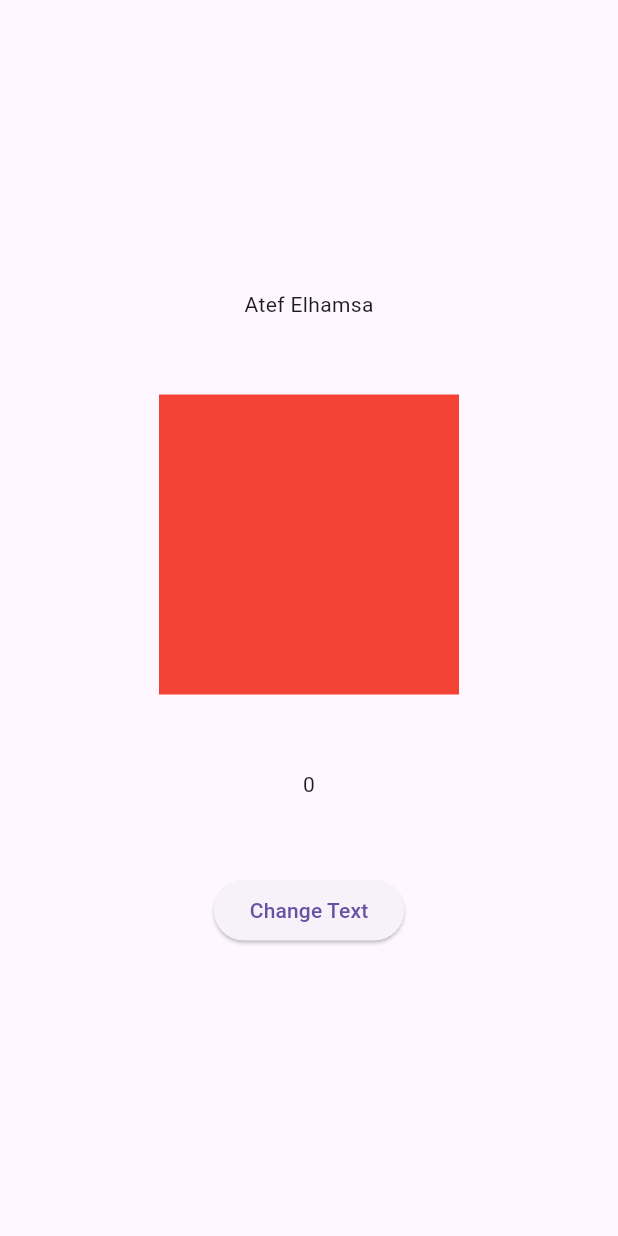
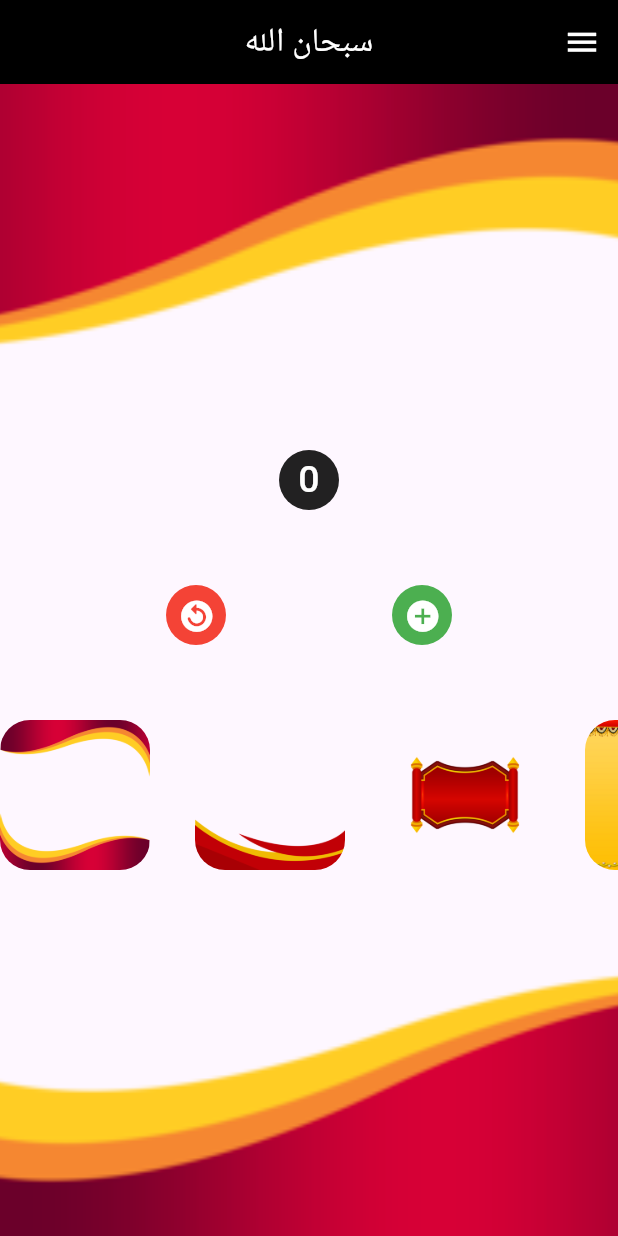
Before and after one commit to atefElhamsa/nti-tasks, a Flutter app: the screen it shows after launch, on a phone screen of 412 x 824 dp. Run offline on Flutter 3.47's test engine with Material 3 defaults, Android fonts, the phone set to English and light mode, and no system bars; our stand-ins replace flutter_bloc.

Commit message:
the task color

```diff
--- /dev/null
+++ b/lib/add_zero_widget.dart
@@ -0,0 +1,55 @@
+import 'package:flutter/material.dart';
+
+import 'cubit/count_cubit.dart';
+
+class AddZeroWidget extends StatelessWidget {
+  const AddZeroWidget({super.key, required this.cubit});
+  final CountCubit cubit;
+
+  @override
+  Widget build(BuildContext context) {
+    return Column(
+      children: [
+        CircleAvatar(
+          backgroundColor: Colors.black87,
+          child: Text(
+            cubit.num.toString(),
+            style: const TextStyle(color: Colors.white, fontSize: 25),
+          ),
+        ),
+        const SizedBox(height: 50),
+        Row(
+          mainAxisAlignment: MainAxisAlignment.spaceEvenly,
+          children: [
+            CircleAvatar(
+              backgroundColor: Colors.red,
+              child: IconButton(
+                onPressed: () {
+                  cubit.reClearNum();
+                },
+                icon: const Icon(
+                  Icons.replay_circle_filled_rounded,
+                  color: Colors.white,
+                  size: 25,
+                ),
+              ),
+            ),
+            CircleAvatar(
+              backgroundColor: Colors.green,
+              child: IconButton(
+                onPressed: () {
+                  cubit.increment();
+                },
+                icon: const Icon(
+                  Icons.add_circle,
+                  color: Colors.white,
+                  size: 25,
+                ),
+              ),
+            ),
+          ],
+        ),
+      ],
+    );
+  }
+}
--- a/lib/cubit.dart
+++ /dev/null
@@ -1,26 +0,0 @@
-import 'package:flutter/material.dart';
-import 'package:flutter_bloc/flutter_bloc.dart';
-
-class SubjectCubit extends Cubit<SubjectState> {
-  SubjectCubit()
-    : super(SubjectState(text: "Atef Elhamsa", color: Colors.red, number: 0));
-
-  void changeText(String text, Color color, int counter) {
-    emit(state.copyWith(text: text, color: color, number: counter + 1));
-  }
-}
-
-class SubjectState {
-  final String text;
-  final Color color;
-  final int number;
-  SubjectState({required this.text, required this.color, required this.number});
-
-  SubjectState copyWith({String? text, Color? color, int? number}) {
-    return SubjectState(
-      text: text ?? this.text,
-      color: color ?? this.color,
-      number: number ?? this.number,
-    );
-  }
-}
--- /dev/null
+++ b/lib/cubit/count_cubit.dart
@@ -0,0 +1,37 @@
+import 'package:flutter/material.dart';
+import 'package:flutter_bloc/flutter_bloc.dart';
+
+import 'count_state.dart';
+
+class CountCubit extends Cubit<CountState> {
+  CountCubit() : super(CountInitial());
+  int num = 0;
+  String imageBack = "assets/image_1.png";
+  Color colorAppBar = Colors.black;
+  String textAppBar = "سبحان الله";
+
+  void increment() {
+    num++;
+    emit(AddNumState());
+  }
+
+  void reClearNum() {
+    num = 0;
+    emit(ClearNumState());
+  }
+
+  void changeImage({required String image}) {
+    imageBack = image;
+    emit(ImageState());
+  }
+
+  void changeColor({required Color color}) {
+    colorAppBar = color;
+    emit(ColorState());
+  }
+
+  void changeText({required String text}) {
+    textAppBar = text;
+    emit(TextState());
+  }
+}
--- /dev/null
+++ b/lib/cubit/count_state.dart
@@ -0,0 +1,13 @@
+sealed class CountState {}
+
+final class CountInitial extends CountState {}
+
+final class AddNumState extends CountState {}
+
+final class ClearNumState extends CountState {}
+
+final class ImageState extends CountState {}
+
+final class ColorState extends CountState {}
+
+final class TextState extends CountState {}
--- /dev/null
+++ b/lib/image_widget.dart
@@ -0,0 +1,29 @@
+import 'package:flutter/material.dart';
+
+import 'cubit/count_cubit.dart';
+
+class ImageWidget extends StatelessWidget {
+  const ImageWidget({
+    super.key,
+    required this.image,
+    required this.cubit,
+    required this.color,
+  });
+  final String image;
+  final CountCubit cubit;
+  final Color color;
+
+  @override
+  Widget build(BuildContext context) {
+    return GestureDetector(
+      onTap: () {
+        cubit.changeImage(image: image);
+        cubit.changeColor(color: color);
+      },
+      child: ClipRRect(
+        borderRadius: const BorderRadius.all(Radius.circular(20)),
+        child: Image.asset(image, height: 100, width: 100, fit: BoxFit.cover),
+      ),
+    );
+  }
+}
--- /dev/null
+++ b/lib/list_images.dart
@@ -0,0 +1,39 @@
+import 'package:flutter/material.dart';
+import 'package:nti_tasks/image_widget.dart';
+
+import 'cubit/count_cubit.dart';
+
+class ListImages extends StatelessWidget {
+  ListImages({super.key, required this.cubit});
+  final CountCubit cubit;
+  final List<String> images = [
+    "assets/image_1.png",
+    "assets/image_2.png",
+    "assets/back3.png",
+    "assets/image_4.png",
+  ];
+  final List<Color> colors = [
+    Colors.black,
+    Colors.red,
+    Colors.green,
+    Colors.blue,
+  ];
+
+  @override
+  Widget build(BuildContext context) {
+    return SizedBox(
+      height: 100,
+      child: ListView.separated(
+        scrollDirection: Axis.horizontal,
+        itemBuilder:
+            (context, index) => ImageWidget(
+              image: images[index],
+              cubit: cubit,
+              color: colors[index],
+            ),
+        separatorBuilder: (context, index) => const SizedBox(width: 30),
+        itemCount: images.length,
+      ),
+    );
+  }
+}
--- a/lib/main.dart
+++ b/lib/main.dart
@@ -1,6 +1,10 @@
 import 'package:flutter/material.dart';
 import 'package:flutter_bloc/flutter_bloc.dart';
-import 'package:nti_tasks/cubit.dart';
+import 'package:nti_tasks/add_zero_widget.dart';
+import 'package:nti_tasks/cubit/count_cubit.dart';
+import 'package:nti_tasks/cubit/count_state.dart';
+import 'package:nti_tasks/list_images.dart';
+import 'package:nti_tasks/pop_widget.dart';
 
 void main() {
   runApp(const MyApp());
@@ -12,39 +16,86 @@ class MyApp extends StatelessWidget {
   @override
   Widget build(BuildContext context) {
     return BlocProvider(
-      create: (context) => SubjectCubit(),
+      create: (context) => CountCubit(),
       child: MaterialApp(
         debugShowCheckedModeBanner: false,
-        home: Scaffold(
-          body: SizedBox(
+        home: BlocConsumer<CountCubit, CountState>(
+          listener: (context, state) {
+            if (state is AddNumState) {
+              ScaffoldMessenger.of(context).showSnackBar(
+                const SnackBar(
+                  content: Text("تم تحديث الرقم بنجاح"),
+                  duration: Duration(milliseconds: 50),
+                ),
+              );
+            }
+            if (state is ClearNumState) {
+              ScaffoldMessenger.of(context).showSnackBar(
+                const SnackBar(
+                  content: Text("تم مسح الرقم بنجاح"),
+                  duration: Duration(milliseconds: 50),
+                ),
+              );
+            }
+            if (state is ImageState) {
+              ScaffoldMessenger.of(context).showSnackBar(
+                const SnackBar(
+                  content: Text("تم تحديث الصورة بنجاح"),
+                  duration: Duration(milliseconds: 50),
+                ),
+              );
+            }
+            if (state is ColorState) {
+              ScaffoldMessenger.of(context).showSnackBar(
+                const SnackBar(
+                  content: Text("تم تحديث اللون بنجاح"),
+                  duration: Duration(milliseconds: 50),
+                ),
+              );
+            }
+            if (state is TextState) {
+              ScaffoldMessenger.of(context).showSnackBar(
+                const SnackBar(
+                  content: Text("تم تحديث النص بنجاح"),
+                  duration: Duration(milliseconds: 50),
+                ),
+              );
+            }
+          },
+          builder: (context, state) {
+            final cubit = context.read<CountCubit>();
+            return Scaffold(
+              appBar: AppBar(
+                backgroundColor: cubit.colorAppBar,
+                actions: [PopWidget(cubit: cubit)],
+                title: Text(
+                  cubit.textAppBar,
+                  style: const TextStyle(color: Colors.white),
+                ),
+                centerTitle: true,
+              ),
+              body: Center(
+                child: Container(
                   width: double.infinity,
                   height: double.infinity,
-            child: BlocBuilder<SubjectCubit, SubjectState>(
-              builder: (context, state) {
-                return Column(
+                  decoration: BoxDecoration(
+                    image: DecorationImage(
+                      image: AssetImage(cubit.imageBack),
+                      fit: BoxFit.cover,
+                    ),
+                  ),
+                  child: Column(
                     mainAxisAlignment: MainAxisAlignment.center,
                     children: [
-                    Text(state.text),
+                      AddZeroWidget(cubit: cubit),
                       const SizedBox(height: 50),
-                    Container(height: 200, width: 200, color: state.color),
-                    const SizedBox(height: 50),
-                    Text(state.number.toString()),
-                    const SizedBox(height: 50),
-                    ElevatedButton(
-                      onPressed: () {
-                        context.read<SubjectCubit>().changeText(
-                          "Atef",
-                          Colors.blue,
-                          0,
+                      ListImages(cubit: cubit),
+                    ],
+                  ),
+                ),
+              ),
             );
           },
-                      child: const Text("Change Text"),
-                    ),
-                  ],
-                );
-              },
-            ),
-          ),
         ),
       ),
     );
--- /dev/null
+++ b/lib/pop_widget.dart
@@ -0,0 +1,48 @@
+import 'package:flutter/material.dart';
+
+import 'cubit/count_cubit.dart';
+
+class PopWidget extends StatelessWidget {
+  const PopWidget({super.key, required this.cubit});
+  final CountCubit cubit;
+
+  @override
+  Widget build(BuildContext context) {
+    return PopupMenuButton(
+      position: PopupMenuPosition.under,
+      icon: const Icon(Icons.menu, color: Colors.white, size: 25),
+      onSelected: (value) {},
+      itemBuilder:
+          (context) => [
+            PopupMenuItem(
+              value: "Option 1",
+              child: const Text("سبحان الله"),
+              onTap: () {
+                cubit.changeText(text: "سبحان الله");
+              },
+            ),
+            PopupMenuItem(
+              value: "Option 2",
+              child: const Text("الحمد لله"),
+              onTap: () {
+                cubit.changeText(text: "الحمد لله");
+              },
+            ),
+            PopupMenuItem(
+              value: "Option 3",
+              child: const Text("الله أكبر"),
+              onTap: () {
+                cubit.changeText(text: "الله أكبر");
+              },
+            ),
+            PopupMenuItem(
+              value: "Option 4",
+              child: const Text("لا اله الا الله"),
+              onTap: () {
+                cubit.changeText(text: "لا اله الا الله");
+              },
+            ),
+          ],
+    );
+  }
+}
--- a/pubspec.yaml
+++ b/pubspec.yaml
@@ -59,7 +59,8 @@ flutter:
   uses-material-design: true
 
   # To add assets to your application, add an assets section, like this:
-  # assets:
+  assets:
+    - assets/
   #   - images/a_dot_burr.jpeg
   #   - images/a_dot_ham.jpeg
 
```
Also changed, not shown: assets/back3.png (added), assets/image_1.png (added), assets/image_2.png (added), assets/image_4.png (added). Lines whose indentation alone changed are shown as unchanged.
